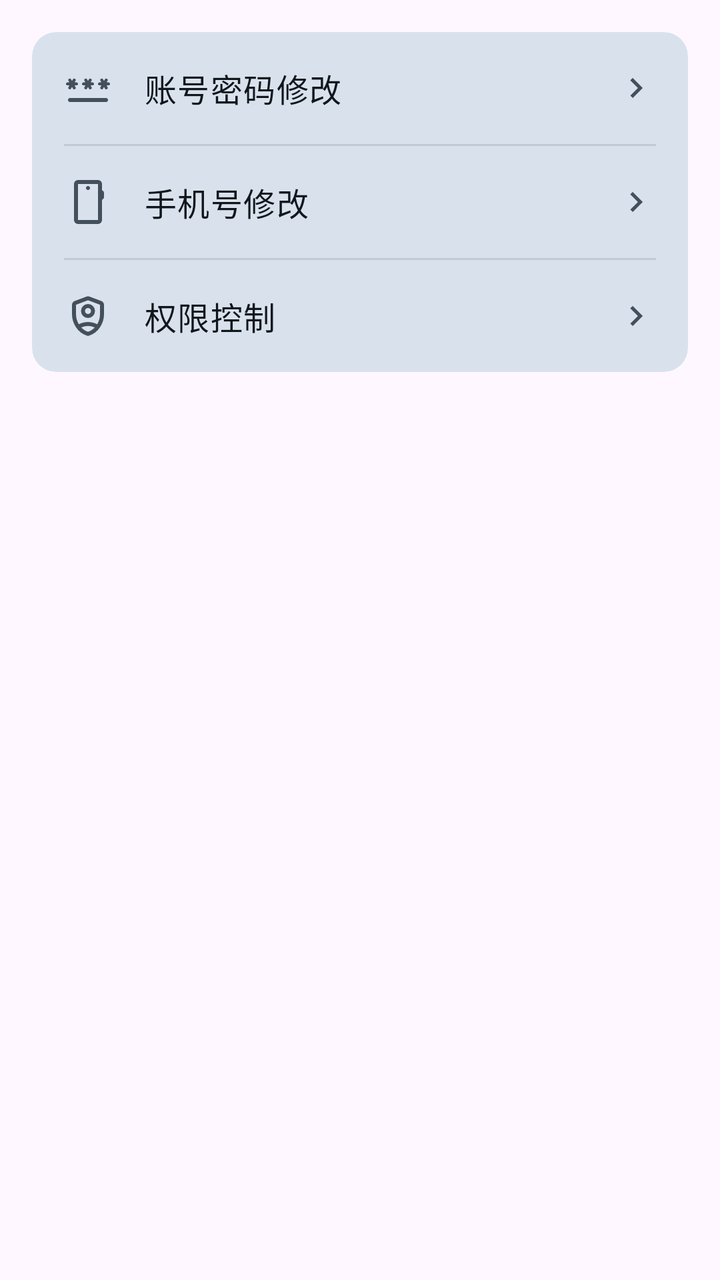
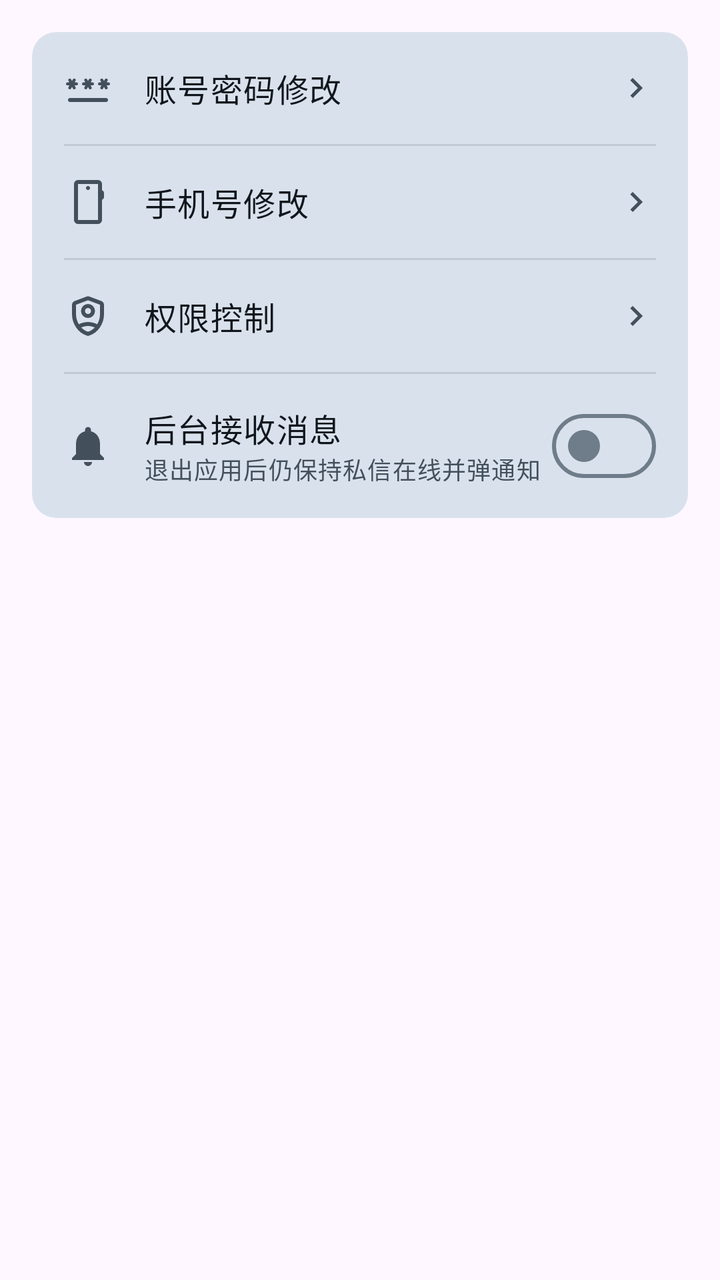

Compare the two renders of this Android layout. The source of the first and the diff that turns it into the second are given below.
<!-- AndroidManifest.xml: application theme Theme.LanhangLite -->
<!-- res/layout/view_settings_general.xml -->
<?xml version="1.0" encoding="utf-8"?>
<LinearLayout xmlns:android="http://schemas.android.com/apk/res/android"
    xmlns:app="http://schemas.android.com/apk/res-auto"
    android:layout_width="match_parent"
    android:layout_height="wrap_content"
    android:orientation="vertical"
    android:paddingStart="@dimen/screen_padding_h"
    android:paddingTop="@dimen/screen_padding_h"
    android:paddingEnd="@dimen/screen_padding_h"
    android:paddingBottom="@dimen/content_padding_bottom_bare">

    <com.google.android.material.card.MaterialCardView
        style="@style/Widget.Lanhang.Card"
        android:layout_width="match_parent"
        android:layout_height="wrap_content">

        <LinearLayout
            android:layout_width="match_parent"
            android:layout_height="wrap_content"
            android:orientation="vertical">

            
            <LinearLayout
                android:id="@+id/rowPassword"
                android:layout_width="match_parent"
                android:layout_height="wrap_content"
                android:background="?attr/selectableItemBackground"
                android:clickable="true"
                android:focusable="true"
                android:gravity="center_vertical"
                android:minHeight="@dimen/list_item_height_single"
                android:orientation="horizontal"
                android:paddingStart="@dimen/card_padding"
                android:paddingTop="@dimen/space_md"
                android:paddingEnd="@dimen/card_padding"
                android:paddingBottom="@dimen/space_md">

                <ImageView
                    android:layout_width="@dimen/icon_lg"
                    android:layout_height="@dimen/icon_lg"
                    android:contentDescription="@null"
                    android:src="@drawable/ic_password"
                    app:tint="?attr/colorOnSurfaceVariant" />

                <TextView
                    android:layout_width="0dp"
                    android:layout_height="wrap_content"
                    android:layout_marginStart="@dimen/list_icon_gap"
                    android:layout_weight="1"
                    android:text="@string/settings_password_modify"
                    android:textAppearance="@style/TextAppearance.Lanhang.BodyLarge"
                    android:textColor="?attr/colorOnSurface" />

                <ImageView
                    android:layout_width="@dimen/icon_md"
                    android:layout_height="@dimen/icon_md"
                    android:contentDescription="@null"
                    android:src="@drawable/ic_chevron_right"
                    app:tint="?attr/colorOnSurfaceVariant" />
            </LinearLayout>

            <View
                android:layout_width="match_parent"
                android:layout_height="@dimen/divider_thickness"
                android:layout_marginStart="@dimen/card_padding"
                android:layout_marginEnd="@dimen/card_padding"
                android:background="?attr/colorOutlineVariant" />

            
            <LinearLayout
                android:id="@+id/rowPhone"
                android:layout_width="match_parent"
                android:layout_height="wrap_content"
                android:background="?attr/selectableItemBackground"
                android:clickable="true"
                android:focusable="true"
                android:gravity="center_vertical"
                android:minHeight="@dimen/list_item_height_single"
                android:orientation="horizontal"
                android:paddingStart="@dimen/card_padding"
                android:paddingTop="@dimen/space_md"
                android:paddingEnd="@dimen/card_padding"
                android:paddingBottom="@dimen/space_md">

                <ImageView
                    android:layout_width="@dimen/icon_lg"
                    android:layout_height="@dimen/icon_lg"
                    android:contentDescription="@null"
                    android:src="@drawable/ic_phone"
                    app:tint="?attr/colorOnSurfaceVariant" />

                <TextView
                    android:layout_width="0dp"
                    android:layout_height="wrap_content"
                    android:layout_marginStart="@dimen/list_icon_gap"
                    android:layout_weight="1"
                    android:text="@string/settings_phone_modify"
                    android:textAppearance="@style/TextAppearance.Lanhang.BodyLarge"
                    android:textColor="?attr/colorOnSurface" />

                <ImageView
                    android:layout_width="@dimen/icon_md"
                    android:layout_height="@dimen/icon_md"
                    android:contentDescription="@null"
                    android:src="@drawable/ic_chevron_right"
                    app:tint="?attr/colorOnSurfaceVariant" />
            </LinearLayout>

            <View
                android:layout_width="match_parent"
                android:layout_height="@dimen/divider_thickness"
                android:layout_marginStart="@dimen/card_padding"
                android:layout_marginEnd="@dimen/card_padding"
                android:background="?attr/colorOutlineVariant" />

            
            <LinearLayout
                android:id="@+id/rowPermission"
                android:layout_width="match_parent"
                android:layout_height="wrap_content"
                android:background="?attr/selectableItemBackground"
                android:clickable="true"
                android:focusable="true"
                android:gravity="center_vertical"
                android:minHeight="@dimen/list_item_height_single"
                android:orientation="horizontal"
                android:paddingStart="@dimen/card_padding"
                android:paddingTop="@dimen/space_md"
                android:paddingEnd="@dimen/card_padding"
                android:paddingBottom="@dimen/space_md">

                <ImageView
                    android:layout_width="@dimen/icon_lg"
                    android:layout_height="@dimen/icon_lg"
                    android:contentDescription="@null"
                    android:src="@drawable/ic_shield"
                    app:tint="?attr/colorOnSurfaceVariant" />

                <TextView
                    android:layout_width="0dp"
                    android:layout_height="wrap_content"
                    android:layout_marginStart="@dimen/list_icon_gap"
                    android:layout_weight="1"
                    android:text="@string/settings_permission_control"
                    android:textAppearance="@style/TextAppearance.Lanhang.BodyLarge"
                    android:textColor="?attr/colorOnSurface" />

                <ImageView
                    android:layout_width="@dimen/icon_md"
                    android:layout_height="@dimen/icon_md"
                    android:contentDescription="@null"
                    android:src="@drawable/ic_chevron_right"
                    app:tint="?attr/colorOnSurfaceVariant" />
            </LinearLayout>
        </LinearLayout>
    </com.google.android.material.card.MaterialCardView>
</LinearLayout>
<!-- resources referenced by this layout -->
<resources>
  <dimen name="card_padding">16dp</dimen>
  <dimen name="content_padding_bottom_bare">32dp</dimen>
  <dimen name="divider_thickness">1dp</dimen>
  <dimen name="icon_lg">24dp</dimen>
  <dimen name="icon_md">20dp</dimen>
  <dimen name="list_icon_gap">16dp</dimen>
  <dimen name="list_item_height_single">56dp</dimen>
  <dimen name="screen_padding_h">16dp</dimen>
  <dimen name="space_md">12dp</dimen>
  <!-- drawable ic_chevron_right (drawable) -->
  <?xml version="1.0" encoding="utf-8"?>
  <vector xmlns:android="http://schemas.android.com/apk/res/android"
      android:width="24dp"
      android:height="24dp"
      android:viewportWidth="24"
      android:viewportHeight="24"
      android:tint="?attr/colorControlNormal">
      <path
          android:fillColor="@android:color/white"
          android:pathData="M10,6L8.59,7.41 13.17,12l-4.58,4.59L10,18l6,-6z" />
  </vector>
  <string name="settings_password_modify">账号密码修改</string>
  <string name="settings_permission_control">权限控制</string>
  <string name="settings_phone_modify">手机号修改</string>
  <style name="TextAppearance.Lanhang.BodyLarge" parent="TextAppearance.Material3.BodyLarge">
          <item name="android:textSize">@dimen/text_body_large</item>
      </style>
  <style name="Widget.Lanhang.Card" parent="Widget.Material3.CardView.Filled" />
  <style name="Theme.LanhangLite" parent="Base.Theme.LanhangLite" />
  <dimen name="text_body_large">16sp</dimen>
  <style name="Animation.Lanhang.Window" parent="android:style/Animation.Activity">
          <item name="android:activityOpenEnterAnimation">@anim/motion_window_fade_in</item>
          <item name="android:activityOpenExitAnimation">@anim/motion_window_fade_out</item>
          <item name="android:activityCloseEnterAnimation">@anim/motion_window_fade_in</item>
          <item name="android:activityCloseExitAnimation">@anim/motion_window_fade_out</item>
      </style>
  <color name="primary">#084168</color>
  <color name="on_primary">#FFFFFFFF</color>
  <color name="primary_container">#D4E9F7</color>
  <color name="on_primary_container">#052F4A</color>
  <color name="secondary_container">#D4E9F7</color>
  <color name="on_secondary_container">#052F4A</color>
  <color name="surface">#F7F9FC</color>
  <color name="surface_container_lowest">#FFFFFF</color>
  <color name="surface_container_low">#F0F4F9</color>
  <color name="surface_container">#EAF0F6</color>
  <color name="surface_container_high">#E1E9F1</color>
  <color name="surface_container_highest">#D9E2EC</color>
  <color name="surface_variant">#DCE5EE</color>
  <color name="on_surface">#10161C</color>
  <color name="on_surface_variant">#43505C</color>
  <color name="outline">#6F7C89</color>
  <color name="outline_variant">#C0CAD5</color>
  <!-- unchanged entries left out for length: 4 -->
</resources>

<!-- the commit's change to res/layout/view_settings_general.xml (unified diff, before → after) -->
@@ -152,6 +152,62 @@
                     android:src="@drawable/ic_chevron_right"
                     app:tint="?attr/colorOnSurfaceVariant" />
             </LinearLayout>
+
+            
+            <View
+                android:id="@+id/dividerImKeepAlive"
+                android:layout_width="match_parent"
+                android:layout_height="@dimen/divider_thickness"
+                android:layout_marginStart="@dimen/card_padding"
+                android:layout_marginEnd="@dimen/card_padding"
+                android:background="?attr/colorOutlineVariant" />
+
+            <LinearLayout
+                android:id="@+id/rowImKeepAlive"
+                android:layout_width="match_parent"
+                android:layout_height="wrap_content"
+                android:gravity="center_vertical"
+                android:minHeight="@dimen/list_item_height_single"
+                android:orientation="horizontal"
+                android:paddingStart="@dimen/card_padding"
+                android:paddingTop="@dimen/space_md"
+                android:paddingEnd="@dimen/card_padding"
+                android:paddingBottom="@dimen/space_md">
+
+                <ImageView
+                    android:layout_width="@dimen/icon_lg"
+                    android:layout_height="@dimen/icon_lg"
+                    android:contentDescription="@null"
+                    android:src="@drawable/ic_notifications"
+                    app:tint="?attr/colorOnSurfaceVariant" />
+
+                <LinearLayout
+                    android:layout_width="0dp"
+                    android:layout_height="wrap_content"
+                    android:layout_marginStart="@dimen/list_icon_gap"
+                    android:layout_weight="1"
+                    android:orientation="vertical">
+
+                    <TextView
+                        android:layout_width="match_parent"
+                        android:layout_height="wrap_content"
+                        android:text="@string/im_keep_alive"
+                        android:textAppearance="@style/TextAppearance.Lanhang.BodyLarge"
+                        android:textColor="?attr/colorOnSurface" />
+
+                    <TextView
+                        android:layout_width="match_parent"
+                        android:layout_height="wrap_content"
+                        android:text="@string/im_keep_alive_summary"
+                        android:textAppearance="@style/TextAppearance.Lanhang.BodySmall"
+                        android:textColor="?attr/colorOnSurfaceVariant" />
+                </LinearLayout>
+
+                <com.google.android.material.materialswitch.MaterialSwitch
+                    android:id="@+id/switchImKeepAlive"
+                    android:layout_width="wrap_content"
+                    android:layout_height="wrap_content" />
+            </LinearLayout>
         </LinearLayout>
     </com.google.android.material.card.MaterialCardView>
 </LinearLayout>
<!-- resource entries referenced after the edit -->
@@ -21,15 +21,32 @@
           android:fillColor="@android:color/white"
           android:pathData="M10,6L8.59,7.41 13.17,12l-4.58,4.59L10,18l6,-6z" />
   </vector>
+  <!-- drawable ic_notifications (drawable) -->
+  <?xml version="1.0" encoding="utf-8"?>
+  <vector xmlns:android="http://schemas.android.com/apk/res/android"
+      android:width="24dp"
+      android:height="24dp"
+      android:viewportWidth="24"
+      android:viewportHeight="24">
+      <path
+          android:fillColor="#FF000000"
+          android:pathData="M12,22c1.1,0 2,-0.9 2,-2h-4c0,1.1 0.89,2 2,2zM18,16v-5c0,-3.07 -1.64,-5.64 -4.5,-6.32V4c0,-0.83 -0.67,-1.5 -1.5,-1.5s-1.5,0.67 -1.5,1.5v0.68C7.63,5.36 6,7.92 6,11v5l-2,2v1h16v-1l-2,-2z" />
+  </vector>
+  <string name="im_keep_alive">后台接收消息</string>
+  <string name="im_keep_alive_summary">退出应用后仍保持私信在线并弹通知</string>
   <string name="settings_password_modify">账号密码修改</string>
   <string name="settings_permission_control">权限控制</string>
   <string name="settings_phone_modify">手机号修改</string>
   <style name="TextAppearance.Lanhang.BodyLarge" parent="TextAppearance.Material3.BodyLarge">
           <item name="android:textSize">@dimen/text_body_large</item>
       </style>
+  <style name="TextAppearance.Lanhang.BodySmall" parent="TextAppearance.Material3.BodySmall">
+          <item name="android:textSize">@dimen/text_body_small</item>
+      </style>
   <style name="Widget.Lanhang.Card" parent="Widget.Material3.CardView.Filled" />
   <style name="Theme.LanhangLite" parent="Base.Theme.LanhangLite" />
   <dimen name="text_body_large">16sp</dimen>
+  <dimen name="text_body_small">12sp</dimen>
   <style name="Animation.Lanhang.Window" parent="android:style/Animation.Activity">
           <item name="android:activityOpenEnterAnimation">@anim/motion_window_fade_in</item>
           <item name="android:activityOpenExitAnimation">@anim/motion_window_fade_out</item>
